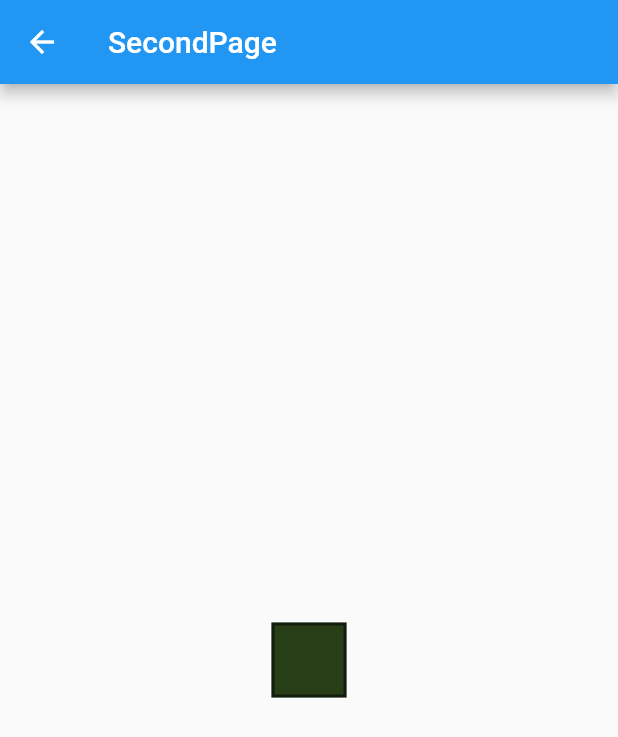
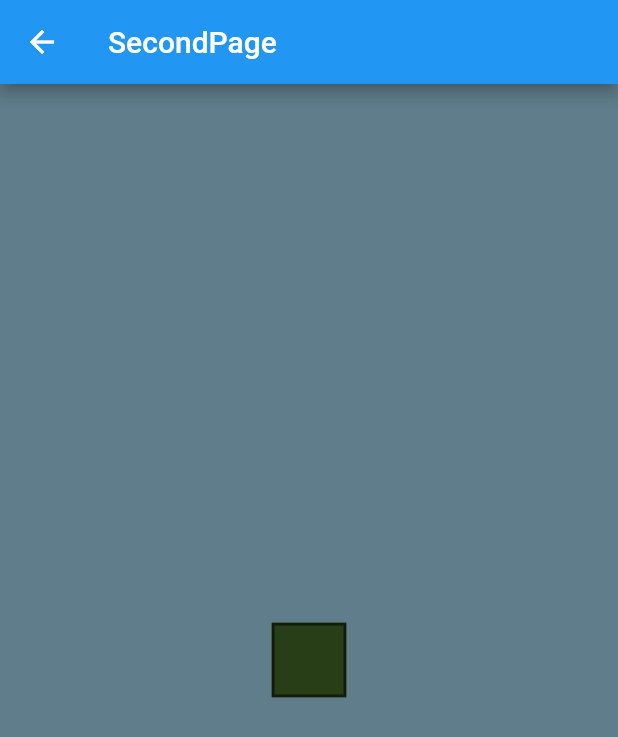
Before and after one commit to HelloCore/reimagined_octo_barnacle, a Flutter app: the screen it shows after launch, after a tap on "Fade", on a phone screen of 412 x 824 dp. Shown: the top 737 px of the screen. Run offline on Flutter 3.47's test engine with Material 2 defaults, Android fonts, the phone set to English and light mode, and no system bars.

```diff
--- a/lib/pages/launcher_page.dart
+++ b/lib/pages/launcher_page.dart
@@ -19,7 +19,7 @@ class _LauncherPageState extends State<LauncherPage> {
           transitionsBuilder: (context, animation, secondaryAnimation, child) {
             return FadeThroughTransition(
               animation: animation,
-              secondaryAnimation: secondaryAnimation,
+              secondaryAnimation: AlwaysStoppedAnimation(0),
               child: child,
             );
           }));
--- a/lib/pages/second_page.dart
+++ b/lib/pages/second_page.dart
@@ -11,6 +11,7 @@ class SecondPage extends StatelessWidget {
     final b = random.nextInt(255);
 
     return Scaffold(
+      backgroundColor: Colors.blueGrey,
       appBar: AppBar(
         title: Text('SecondPage'),
       ),
@@ -18,15 +19,12 @@ class SecondPage extends StatelessWidget {
         child: Hero(
             tag: 'main-hero',
             child: Material(
-                child: Padding(
-              padding: const EdgeInsets.all(15.0),
                 child: Container(
               width: 50,
               height: 50,
               decoration: BoxDecoration(
                   color: Color.fromRGBO(r, g, b, 1.0),
                   border: Border.all(color: Colors.black54, width: 2.0)),
-              ),
             ))),
       ),
     );
```
Also changed, not shown: lib/pages/main_page.dart (+38 -0 lines). Lines whose indentation alone changed are shown as unchanged.
